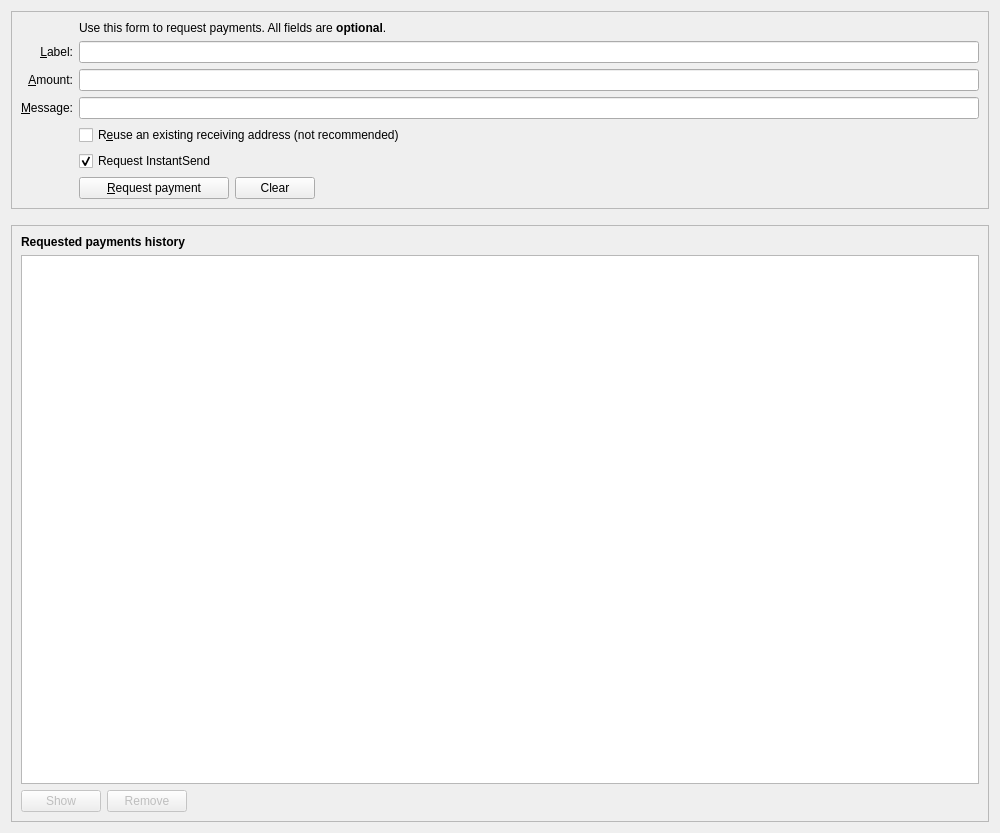
This is src/qt/forms/receivecoinsdialog.ui in Zero-Dynamics/cash-core as Qt 5 draws it before an edit. The edited form follows.
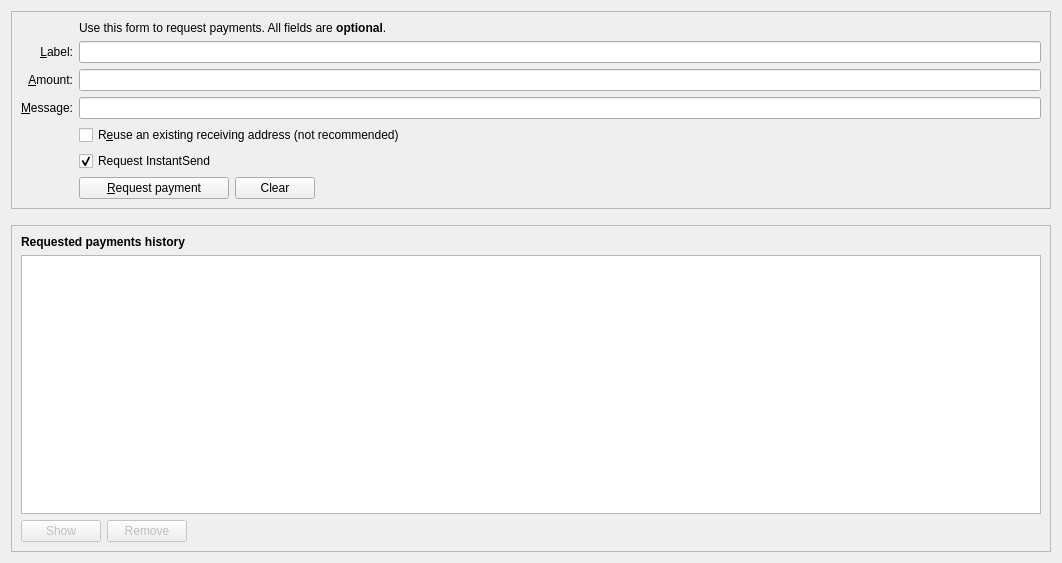
This is the edited form. Custom widgets are drawn as their Qt base class.

```diff
--- a/src/qt/forms/receivecoinsdialog.ui
+++ b/src/qt/forms/receivecoinsdialog.ui
@@ -6,8 +6,8 @@
    <rect>
     <x>0</x>
     <y>0</y>
-    <width>1000</width>
-    <height>833</height>
+    <width>1062</width>
+    <height>563</height>
    </rect>
   </property>
   <layout class="QVBoxLayout" name="verticalLayout" stretch="0,0,1">
```
